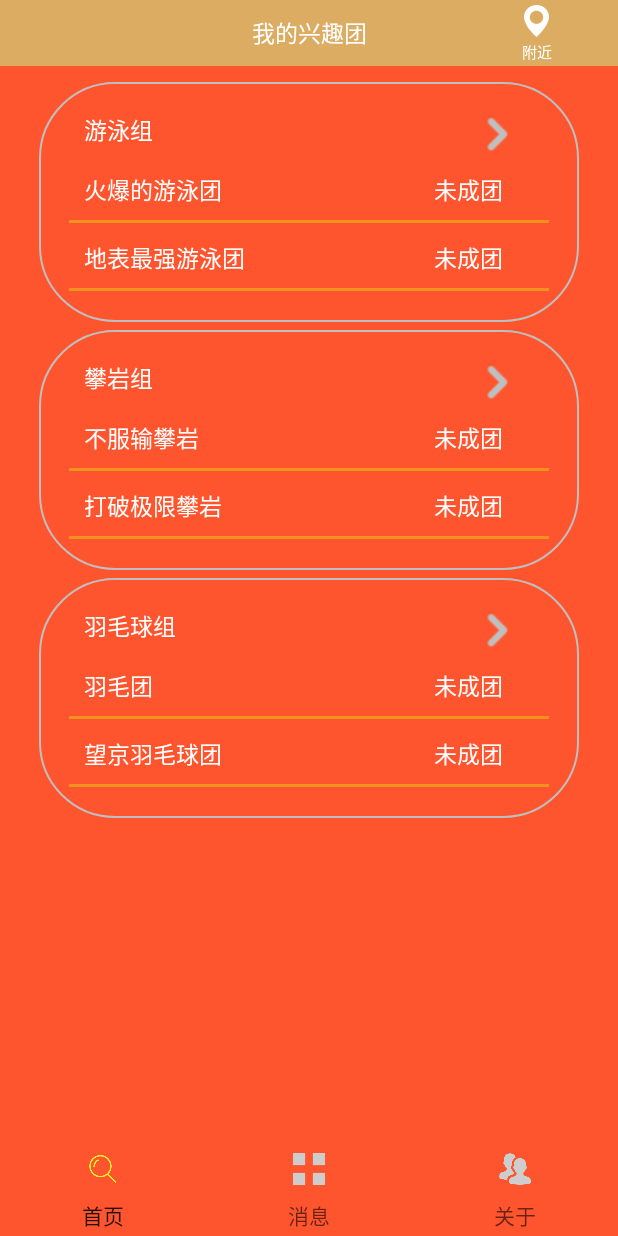
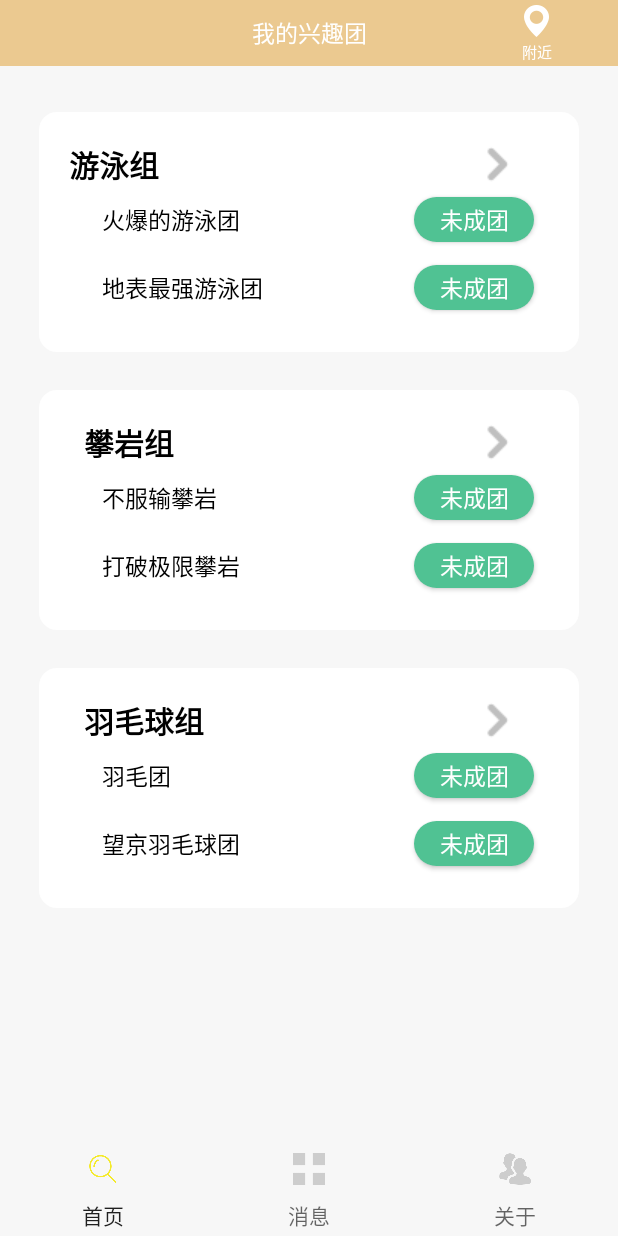
Before and after one commit to WeihaoJiang/sport, an Android app: the screen it shows after launch (MainActivity), on a phone screen of 412 x 824 dp. Run offline under Robolectric (Android 15) with nearby library versions, the phone set to English and light mode, and no system bars; our stand-ins replace CircleImageView, EventBus; libraries missing offline, so code that uses them is left out: com.alibaba.fastjson, com.avos.avoscloud; 1 statement that could not run was skipped.

Commit message:
update:颜色

```diff
--- a/app/src/main/res/drawable/recycle_bg.xml
+++ b/app/src/main/res/drawable/recycle_bg.xml
@@ -1,8 +1,8 @@
 <?xml version="1.0" encoding="utf-8"?>
 <shape xmlns:android="http://schemas.android.com/apk/res/android"
     android:shape="rectangle">
-    <corners android:radius="50dp" />
-    <stroke android:width="2px"
-        android:color="#BFBFBF"/>
+    <corners android:radius="12dp" />
+    <solid android:width="2px"
+        android:color="@color/white"/>
 
 </shape>
--- a/app/src/main/res/drawable/shape_solid_radius100_blue.xml
+++ b/app/src/main/res/drawable/shape_solid_radius100_blue.xml
@@ -2,5 +2,5 @@
 
 <shape xmlns:android="http://schemas.android.com/apk/res/android">
     <corners android:radius="100dp" />
-    <solid android:color="#1f73b3" />
+    <solid android:color="#50c293" />
 </shape>
--- a/app/src/main/res/drawable/shape_solid_radius20_blue.xml
+++ b/app/src/main/res/drawable/shape_solid_radius20_blue.xml
@@ -2,5 +2,5 @@
 
 <shape xmlns:android="http://schemas.android.com/apk/res/android">
     <corners android:radius="20dp" />
-    <solid android:color="#1A129aee" />
+    <solid android:color="#50c293" />
 </shape>
--- a/app/src/main/res/layout/activity_create_group_item.xml
+++ b/app/src/main/res/layout/activity_create_group_item.xml
@@ -34,6 +34,7 @@
         android:layout_width="260dp"
         android:layout_height="@dimen/dp_40"
         android:layout_marginTop="80dp"
+        android:layout_marginRight="15dp"
         android:background="@drawable/shape_stroke_radius12_gray_color"
         app:layout_constraintRight_toRightOf="parent"
         app:layout_constraintTop_toTopOf="parent"/>
@@ -55,6 +56,7 @@
         android:layout_height="300dp"
         android:layout_marginTop="40dp"
         android:gravity="top"
+        android:layout_marginRight="15dp"
         android:background="@drawable/shape_stroke_radius12_gray_color"
         app:layout_constraintTop_toBottomOf="@id/group_name"
         app:layout_constraintRight_toRightOf="parent" />
--- a/app/src/main/res/layout/activity_me.xml
+++ b/app/src/main/res/layout/activity_me.xml
@@ -3,7 +3,7 @@
     xmlns:tools="http://schemas.android.com/tools"
     android:layout_width="match_parent"
     android:layout_height="match_parent"
-    android:background="@color/color_dbac62"
+    android:background="@color/color_ebc990"
     android:paddingBottom="40dp"
     android:scrollbars="none">
 
--- a/app/src/main/res/layout/car_list_item_newdefault.xml
+++ b/app/src/main/res/layout/car_list_item_newdefault.xml
@@ -19,24 +19,27 @@
             android:gravity="center_vertical"
             android:text="乒乓球"
             android:layout_toStartOf="@id/bt_join"
-            android:textColor="@color/white"
+            android:textColor="@color/black"
             android:textSize="15sp" />
         <Button
             android:id="@+id/bt_join"
-            android:layout_width="wrap_content"
-            android:layout_height="wrap_content"
+            android:layout_width="80dp"
+            android:layout_height="30dp"
             android:layout_alignParentRight="true"
             android:layout_marginRight="10dp"
+            android:layout_centerVertical="true"
             android:text="未成团"
-            android:background="@color/transparent"
+            android:gravity="center"
+            android:background="@drawable/shape_solid_radius20_blue"
             android:textColor="@color/white"
             android:textSize="15sp" />
         <View
             android:layout_width="match_parent"
             android:layout_height="2dp"
-            android:layout_marginTop="2dp"
-            android:background="@color/buy_gold"
-            android:layout_alignParentBottom="true"/>
+            android:layout_marginTop="1px"
+            android:background="@color/colorGray"
+            android:layout_alignParentBottom="true"
+            android:visibility="gone"/>
     </RelativeLayout>
 
 
--- a/app/src/main/res/layout/fragment_xiaoxi_list.xml
+++ b/app/src/main/res/layout/fragment_xiaoxi_list.xml
@@ -13,7 +13,7 @@
         android:layout_marginBottom="5dp"
         android:layout_width="match_parent"
         android:layout_height="44dp"
-        android:background="@color/color_dbac62">
+        android:background="@color/color_ebc990">
         <TextView
             android:id="@+id/tv_title"
             android:layout_width="wrap_content"
--- a/app/src/main/res/layout/layout_home.xml
+++ b/app/src/main/res/layout/layout_home.xml
@@ -1,16 +1,15 @@
 <?xml version="1.0" encoding="utf-8"?>
-<LinearLayout
-    android:orientation="vertical"
-    xmlns:android="http://schemas.android.com/apk/res/android"
+<LinearLayout xmlns:android="http://schemas.android.com/apk/res/android"
     android:layout_width="match_parent"
-    android:layout_height="match_parent">
+    android:layout_height="match_parent"
+    android:orientation="vertical">
 
     <RelativeLayout
         android:id="@+id/rl_titile"
         android:layout_marginBottom="5dp"
         android:layout_width="match_parent"
         android:layout_height="44dp"
-            android:background="@color/color_dbac62">
+        android:background="@color/color_ebc990">
         <TextView
             android:id="@+id/tv_title"
             android:layout_width="wrap_content"
@@ -40,58 +39,73 @@
             android:textColor="@color/white"
             android:textSize="10sp" />
     </RelativeLayout>
+
     <LinearLayout
+        android:id="@+id/swimming_title"
         android:layout_width="360dp"
         android:layout_height="160dp"
         android:layout_gravity="center_horizontal"
-        android:id="@+id/swimming_title"
-        android:layout_marginTop="5dp"
-        android:padding="@dimen/dp_20"
+        android:layout_marginTop="25dp"
         android:background="@drawable/recycle_bg"
-        android:orientation="vertical" >
+        android:orientation="vertical"
+        android:padding="@dimen/dp_20">
+
         <RelativeLayout
             android:id="@+id/rl_title"
             android:layout_width="match_parent"
             android:layout_height="30dp">
+
+            <ImageView
+                android:id="@+id/iv_swimming_back"
+                android:layout_width="30dp"
+                android:layout_height="30dp"
+                android:layout_alignParentRight="true"
+                android:layout_marginRight="@dimen/dp_20"
+                android:scaleType="center"
+                android:src="@drawable/arrow_more_profile" />
+
             <TextView
                 android:id="@+id/group_name"
                 android:layout_width="wrap_content"
                 android:layout_height="match_parent"
-                android:layout_marginLeft="10dp"
                 android:singleLine="true"
                 android:text="游泳组"
-                android:textColor="@color/white"
-                android:textSize="15sp" />
-        <ImageView
-            android:id="@+id/iv_swimming_back"
-            android:layout_width="30dp"
-            android:layout_height="30dp"
-            android:layout_marginRight="@dimen/dp_20"
-            android:layout_alignParentRight="true"
-            android:scaleType="center"
-            android:src="@drawable/arrow_more_profile" />
+                android:textColor="@color/black"
+                android:textStyle="bold"
+                android:textSize="20sp" />
         </RelativeLayout>
+
         <android.support.v7.widget.RecyclerView
+            android:id="@+id/rv_swimming_list"
             android:layout_width="match_parent"
             android:layout_height="wrap_content"
-            android:id="@+id/rv_swimming_list">
-        </android.support.v7.widget.RecyclerView>
+            android:paddingLeft="12dp"/>
     </LinearLayout>
 
     <LinearLayout
+        android:id="@+id/climb_title"
         android:layout_width="360dp"
         android:layout_height="160dp"
         android:layout_gravity="center_horizontal"
-        android:id="@+id/climb_title"
-        android:layout_marginTop="5dp"
-        android:padding="@dimen/dp_20"
+        android:layout_marginTop="25dp"
         android:background="@drawable/recycle_bg"
-        android:orientation="vertical" >
+        android:orientation="vertical"
+        android:padding="@dimen/dp_20">
 
         <RelativeLayout
             android:id="@+id/rl_climb_title"
             android:layout_width="match_parent"
             android:layout_height="30dp">
+
+            <ImageView
+                android:id="@+id/iv_climb_back"
+                android:layout_width="30dp"
+                android:layout_height="30dp"
+                android:layout_alignParentRight="true"
+                android:layout_marginRight="@dimen/dp_20"
+                android:scaleType="center"
+                android:src="@drawable/arrow_more_profile" />
+
             <TextView
                 android:id="@+id/climb_group_name"
                 android:layout_width="wrap_content"
@@ -99,38 +113,44 @@
                 android:layout_marginLeft="10dp"
                 android:singleLine="true"
                 android:text="攀岩组"
-                android:textColor="@color/white"
-                android:textSize="15sp" />
-            <ImageView
-                android:id="@+id/iv_climb_back"
-                android:layout_width="30dp"
-                android:layout_height="30dp"
-                android:layout_marginRight="@dimen/dp_20"
-                android:layout_alignParentRight="true"
-                android:scaleType="center"
-                android:src="@drawable/arrow_more_profile" />
+                android:textColor="@color/black"
+                android:textStyle="bold"
+                android:textSize="20sp" />
         </RelativeLayout>
+
         <android.support.v7.widget.RecyclerView
+            android:id="@+id/rv_climb_list"
             android:layout_width="match_parent"
             android:layout_height="wrap_content"
-            android:id="@+id/rv_climb_list">
+            android:paddingLeft="@dimen/dp_12">
 
         </android.support.v7.widget.RecyclerView>
     </LinearLayout>
+
     <LinearLayout
+        android:id="@+id/badminton_title"
         android:layout_width="360dp"
         android:layout_height="160dp"
         android:layout_gravity="center_horizontal"
-        android:id="@+id/badminton_title"
-        android:layout_marginTop="5dp"
-        android:padding="@dimen/dp_20"
+        android:layout_marginTop="25dp"
         android:background="@drawable/recycle_bg"
-        android:orientation="vertical" >
+        android:orientation="vertical"
+        android:padding="@dimen/dp_20">
 
         <RelativeLayout
             android:id="@+id/rl_badminton_title"
             android:layout_width="match_parent"
             android:layout_height="30dp">
+
+            <ImageView
+                android:id="@+id/iv_badminton_back"
+                android:layout_width="30dp"
+                android:layout_height="30dp"
+                android:layout_alignParentRight="true"
+                android:layout_marginRight="@dimen/dp_20"
+                android:scaleType="center"
+                android:src="@drawable/arrow_more_profile" />
+
             <TextView
                 android:id="@+id/badminton_group_name"
                 android:layout_width="wrap_content"
@@ -138,24 +158,17 @@
                 android:layout_marginLeft="10dp"
                 android:singleLine="true"
                 android:text="羽毛球组"
-                android:textColor="@color/white"
-                android:textSize="15sp" />
-            <ImageView
-                android:id="@+id/iv_badminton_back"
-                android:layout_width="30dp"
-                android:layout_height="30dp"
-                android:layout_marginRight="@dimen/dp_20"
-                android:layout_alignParentRight="true"
-                android:scaleType="center"
-                android:src="@drawable/arrow_more_profile" />
+                android:textColor="@color/black"
+                android:textStyle="bold"
+                android:textSize="20sp" />
+
         </RelativeLayout>
+
         <android.support.v7.widget.RecyclerView
+            android:id="@+id/rv_badminton_list"
             android:layout_width="match_parent"
             android:layout_height="wrap_content"
-            android:id="@+id/rv_badminton_list">
-        </android.support.v7.widget.RecyclerView>
+            android:paddingLeft="@dimen/dp_12"/>
     </LinearLayout>
 
-
-
 </LinearLayout>
--- a/app/src/main/res/values/colors.xml
+++ b/app/src/main/res/values/colors.xml
@@ -28,6 +28,7 @@
     <color name="color_fff">#ffffff</color>
     <color name="color_D79E4B">#D79E4B</color>
     <color name="color_F19220">#F19220</color>
+    <color name="color_f7f7f7">#f7f7f7</color>
     <color name="color_2427">#242427</color>
     <color name="color_55">#555555</color>
     <color name="color_f9">#f9f9f9</color>
--- a/app/src/main/res/values/styles.xml
+++ b/app/src/main/res/values/styles.xml
@@ -11,7 +11,7 @@
 
     <style name="AppWelcome" parent="AppTheme">
 <!--        <item name="android:windowBackground">@drawable/panyan</item>-->
-        <item name="android:windowBackground">@color/color_ff552e</item>
+        <item name="android:windowBackground">@color/color_f7f7f7</item>
     </style>
 
     <!--我的页面样式-->
```
Lines whose indentation alone changed are shown as unchanged.
